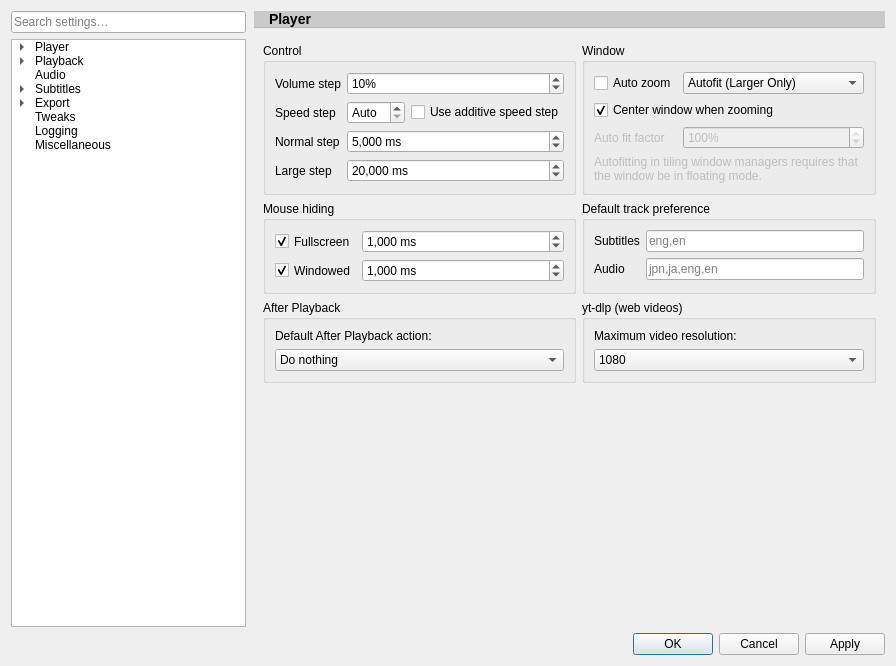
Qt form src/settingswindow.ui (mpc-qt/mpc-qt) before a commit.
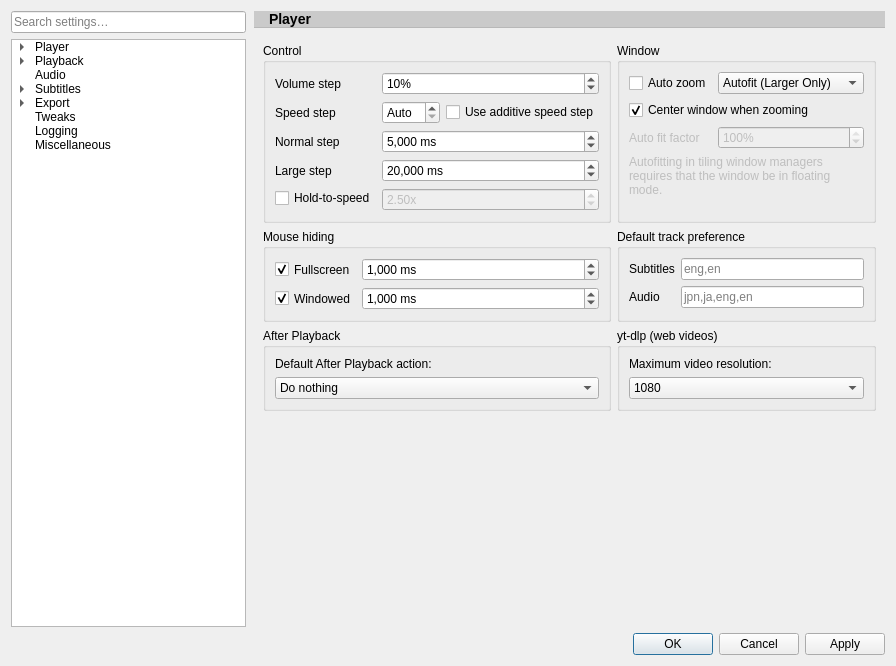
The same form after that commit. The open tabs and pages were chosen to show the change. Custom widgets are drawn as their Qt base class.

Commit message: Add hold-to-speed

```diff
--- a/src/settingswindow.ui
+++ b/src/settingswindow.ui
@@ -1213,6 +1213,44 @@
                 </property>
                </widget>
               </item>
+              <item row="4" column="0">
+               <widget class="QCheckBox" name="playbackHoldSpeedEnable">
+                <property name="text">
+                 <string>Hold-to-speed</string>
+                </property>
+                <property name="checked">
+                 <bool>false</bool>
+                </property>
+               </widget>
+              </item>
+              <item row="4" column="1">
+               <widget class="QDoubleSpinBox" name="playbackHoldSpeed">
+                <property name="enabled">
+                 <bool>false</bool>
+                </property>
+                <property name="sizePolicy">
+                 <sizepolicy hsizetype="MinimumExpanding" vsizetype="Fixed">
+                  <horstretch>0</horstretch>
+                  <verstretch>0</verstretch>
+                 </sizepolicy>
+                </property>
+                <property name="suffix">
+                 <string>x</string>
+                </property>
+                <property name="minimum">
+                 <double>1.000000000000000</double>
+                </property>
+                <property name="maximum">
+                 <double>100.000000000000000</double>
+                </property>
+                <property name="singleStep">
+                 <double>0.100000000000000</double>
+                </property>
+                <property name="value">
+                 <double>2.500000000000000</double>
+                </property>
+               </widget>
+              </item>
              </layout>
             </widget>
            </item>
```
The commit also changes 8 other files.
